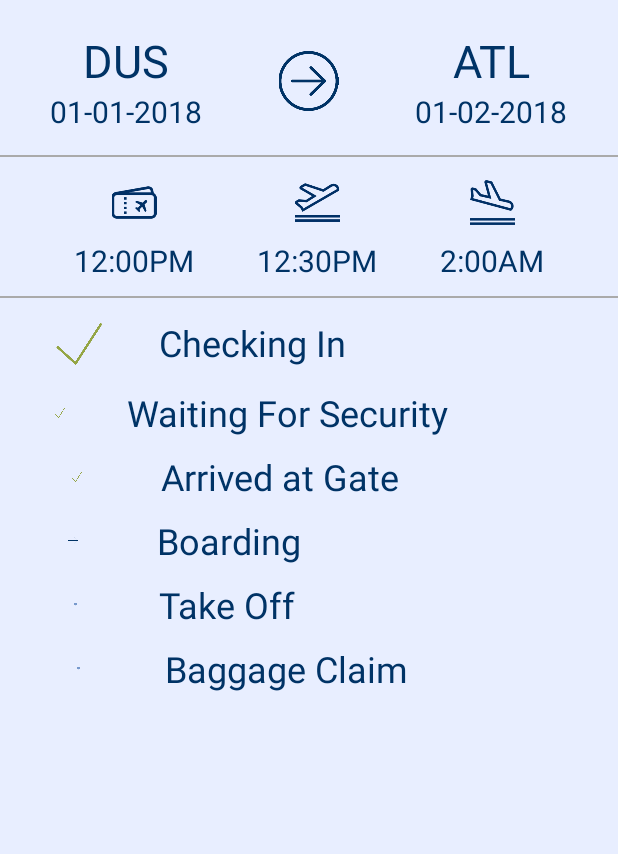
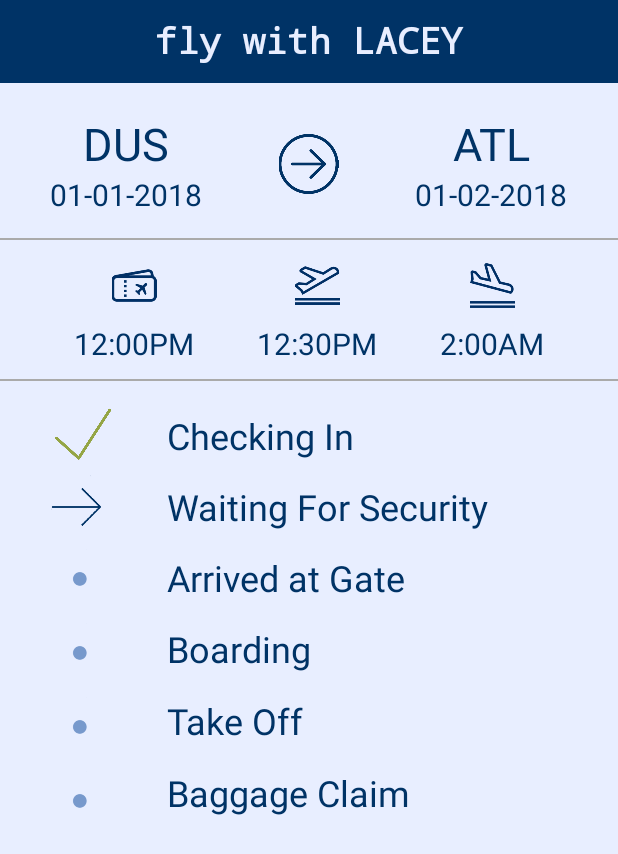
Before and after one commit to leoniereif/FlyWithMe, an Android app: the AllyHomeScreenActivity screen opened directly, with no data from a screen before it, on a phone screen of 412 x 824 dp. Shown: the top 854 px of the screen. Run offline under Robolectric (Android 15) with nearby library versions, the light colour scheme and no system bars; our stand-ins replace Firebase (no records; nobody signed in at launch, a user with empty details on screens opened directly), Volley; network calls fail; 4 statements that could not run were skipped.

Commit message:
fixed activities

```diff
--- a/app/src/main/java/com/example/leoniereif/flywithme/activity/AllyHomeScreenActivity.java
+++ b/app/src/main/java/com/example/leoniereif/flywithme/activity/AllyHomeScreenActivity.java
@@ -2,6 +2,7 @@ package com.example.leoniereif.flywithme.activity;
 
 import android.app.Activity;
 import android.os.Bundle;
+import android.util.Log;
 import android.view.LayoutInflater;
 import android.view.View;
 import android.widget.CheckBox;
@@ -29,12 +30,25 @@ public class AllyHomeScreenActivity extends Activity {
     private TimerTask updateInfoTask;
     private DeltaApiDelegate delta;
     private FirebaseDelegate firebaseDelegate;
-    int currentState = 4;
+    int currentState = 1;
 
     @Override
     protected void onCreate(Bundle savedInstanceState) {
         super.onCreate(savedInstanceState);
         setContentView(R.layout.activity_mainscreen);
+
+        TextView titleTextView = (TextView) findViewById(R.id.title_tv);
+        titleTextView.setText("fly with LACEY");
+
+        uid = getIntent().getStringExtra("uid");
+        delta = new DeltaApiDelegate(this);
+        firebaseDelegate = new FirebaseDelegate();
+        firebaseModel = firebaseDelegate.readEntry(uid);
+        delta.prepareFlightInfoForRetrieval(firebaseModel.getFlightNumber(), "2017-10-14");
+        timer = new Timer();
+        setupTimers();
+        timer.schedule(updateInfoTask, 2000, 30000);
+
 
         ImageView mImageView1 = (ImageView) findViewById(R.id.imageView001);
         ImageView mImageView2 = (ImageView) findViewById(R.id.imageView002);
@@ -48,6 +62,8 @@ public class AllyHomeScreenActivity extends Activity {
         TextView mTextViewArrivalDate = (TextView) findViewById(R.id.textViewArrivalDate);
         TextView mTextViewDepartureDate = (TextView) findViewById(R.id.textViewDepartureDate);
 
+        if (firebaseModel != null)
+            Log.d("FIRE", "A: " + firebaseModel.getFlightNumber());
         mTextViewArrivalAP.setText("ATL");
         mTextViewArrivalDate.setText("01-02-2018");
         mTextViewDepartureAP.setText("DUS");
@@ -83,14 +99,7 @@ public class AllyHomeScreenActivity extends Activity {
             mImageView5.setImageResource(R.drawable.checkmark_simple);
             mImageView6.setImageResource(R.drawable.arrow_simple);
         }
-        uid = getIntent().getStringExtra("uid");
-        delta = new DeltaApiDelegate(this);
-        firebaseDelegate = new FirebaseDelegate();
-        firebaseModel = firebaseDelegate.readEntry(uid);
-        delta.prepareFlightInfoForRetrieval(firebaseModel.getFlightNumber(), "2017-10-14");
-        timer = new Timer();
-        setupTimers();
-        timer.schedule(updateInfoTask, 2000, 30000);
+
     }
 
     private void setupTimers() {
--- a/app/src/main/java/com/example/leoniereif/flywithme/activity/ApiTestActivity.java
+++ b/app/src/main/java/com/example/leoniereif/flywithme/activity/ApiTestActivity.java
@@ -2,7 +2,6 @@ package com.example.leoniereif.flywithme.activity;
 
 import android.support.v7.app.AppCompatActivity;
 import android.os.Bundle;
-import android.view.View;
 import android.widget.TextView;
 
 import com.example.leoniereif.flywithme.R;
@@ -15,17 +14,55 @@ public class ApiTestActivity extends AppCompatActivity {
         super.onCreate(savedInstanceState);
         setContentView(R.layout.activity_api_test);
 
-        //TextView lastScreenTv = (TextView) findViewById(R.id.last_screen_tv);
-        //lastScreenTv.setText(lastScreenText);
+        String uID = getIntent().getStringExtra("uID");
+        DeltaApiDelegate curr = new DeltaApiDelegate(this);
 
-        DeltaApiDelegate curr = new DeltaApiDelegate(this);
-        curr.prepareFlightInfoForRetrieval(null, null);
-        String startingAirport = curr.getStartAirportByFlightID(null, null);
-        System.out.println(startingAirport);
-    }
+        //--------Flight Number----------
 
-    public void debug(View view) {
-        DeltaApiDelegate curr = new DeltaApiDelegate(this);
-        String arrival = curr.getStartAirportByFlightID(null, null);
+        //String flightNum = getIntent().getStringExtra("flightNumber");
+
+        //Given a UID
+        /*String flightNum = curr.getFlightNumberByUID(uID);
+        TextView flightNumTv = (TextView) findViewById(R.id.flight_number_tv);
+        if (flightNum == null) {
+           flightNum = "flight num fail";
+        }
+        flightNumTv.setText(flightNum);*/
+
+
+        //--------Start Airport-----------
+
+        //String startAirport = curr.getStartAirportByUID(uID);
+        //TextView startAirportTv = (TextView) findViewById(R.id.)
+
+        //--------Destination Airport-----------
+
+
+        //--------Arrival Time-----------
+
+
+        //--------Departure Time-----------
+
+
+        //--------TSA Wait Time-----------
+
+
+        //--------Baggage Time-----------
+
+
+
+
+
+
+
+        //String arrival = curr.getArrivalTimeByUID(uID);
+
+
+
+
+
+
+
+
     }
 }
--- a/app/src/main/res/layout/activity_mainscreen.xml
+++ b/app/src/main/res/layout/activity_mainscreen.xml
@@ -9,6 +9,20 @@
         android:layout_height="match_parent"
         android:background="@color/cloudColor"
         android:orientation="vertical">
+
+        <TextView
+            android:id="@+id/title_tv"
+            android:layout_width="match_parent"
+            android:layout_height="55dp"
+            android:background="@color/deltaBlue"
+            android:fontFamily="monospace"
+            android:text="fly with me"
+            android:textAlignment="center"
+            android:textColor="@color/cloudColor"
+            android:textStyle="bold"
+            android:textSize="24dp"
+            android:padding="10dp"
+            />
 
         <LinearLayout
             android:layout_width="match_parent"
@@ -212,243 +226,167 @@
                 />
         </LinearLayout>
 
-        <LinearLayout
-            android:id="@+id/checkin_ll"
+        <GridLayout
             android:layout_width="match_parent"
-            android:layout_height="wrap_content"
-            android:orientation="vertical">
+            android:layout_height="match_parent">
 
             <LinearLayout
                 android:layout_width="match_parent"
-                android:layout_height="wrap_content"
+                android:layout_height="306dp"
                 android:gravity="center"
                 android:orientation="horizontal"
                 android:paddingTop="10dp">
 
+                <LinearLayout
+                    android:id="@+id/checkin_ll"
+                    android:layout_width="111dp"
+                    android:layout_height="match_parent"
+                    android:orientation="vertical">
+
                     <ImageView
                         android:id="@+id/imageView001"
-                    android:layout_width="10dip"
+                        android:layout_width="match_parent"
                         android:layout_height="40dp"
                         android:layout_gravity="center_vertical"
-                    android:layout_weight="0.53"
+                        android:layout_weight="1"
+
+                        android:onClick="onClickCheckin"
+                        android:src="@drawable/checkmark_simple" />
+
+                    <ImageView
+                        android:id="@+id/imageView002"
+                        android:layout_width="match_parent"
+                        android:layout_height="40dp"
+                        android:layout_gravity="center_vertical"
+                        android:layout_weight="1"
 
                         android:onClick="onClickCheckin"
                         android:src="@drawable/arrow_simple" />
 
-                <TextView
-                    android:id="@+id/textView001"
-                    android:layout_width="wrap_content"
-                    android:layout_height="wrap_content"
+                    <ImageView
+                        android:id="@+id/imageView003"
+                        android:layout_width="match_parent"
+                        android:layout_height="40dp"
+                        android:layout_gravity="center_vertical"
                         android:layout_weight="1"
-                    android:gravity="left"
-                    android:text="Checking In"
-                    android:textColor="@color/deltaBlue"
-                    android:textSize="24dp"
-                    />
-            </LinearLayout>
+                        android:adjustViewBounds="true"
+                        android:onClick="onClickCheckin"
+                        android:paddingLeft="-5dp"
+                        android:scaleType="fitCenter"
+                        android:src="@drawable/dot_simple" />
+
+                    <ImageView
+                        android:id="@+id/imageView004"
+                        android:layout_width="match_parent"
+                        android:layout_height="40dp"
+                        android:layout_gravity="center_vertical"
+                        android:layout_weight="1"
+                        android:adjustViewBounds="true"
+                        android:onClick="onClickCheckin"
+                        android:paddingLeft="-5dp"
+                        android:scaleType="fitCenter"
+                        android:src="@drawable/dot_simple" />
+
+                    <ImageView
+                        android:id="@+id/imageView005"
+                        android:layout_width="match_parent"
+                        android:layout_height="40dp"
+                        android:layout_gravity="center_vertical"
+                        android:layout_weight="1"
+                        android:adjustViewBounds="true"
+                        android:onClick="onClickCheckin"
+                        android:paddingLeft="-5dp"
+                        android:scaleType="fitCenter"
+                        android:src="@drawable/dot_simple" />
+
+                    <ImageView
+                        android:id="@+id/imageView006"
+                        android:layout_width="match_parent"
+                        android:layout_height="40dp"
+                        android:layout_gravity="center_vertical"
+                        android:layout_weight="1"
+                        android:adjustViewBounds="false"
+                        android:onClick="onClickCheckin"
+                        android:paddingLeft="-5dp"
+                        android:scaleType="fitCenter"
+                        android:src="@drawable/dot_simple" />
 
                 </LinearLayout>
 
                 <LinearLayout
                     android:id="@+id/security_ll"
                     android:layout_width="match_parent"
-            android:layout_height="wrap_content"
+                    android:layout_height="match_parent"
+                    android:layout_weight="1"
                     android:orientation="vertical"
                     android:paddingTop="10dp">
 
-            <LinearLayout
+                    <TextView
+                        android:id="@+id/textView001"
                         android:layout_width="match_parent"
                         android:layout_height="wrap_content"
-                android:gravity="center"
-                android:orientation="horizontal">
-
-                <ImageView
-                android:id="@+id/imageView002"
-                android:layout_width="10dp"
-                android:layout_height="10dp"
-                android:layout_gravity="center_vertical"
-                android:layout_weight="0.67"
-                android:onClick="onClickCheckin"
-                android:paddingLeft="-5dp"
-                android:src="@drawable/dot_simple" />
-
+                        android:layout_weight="1"
+                        android:gravity="left"
+                        android:text="Checking In"
+                        android:textColor="@color/deltaBlue"
+                        android:textSize="24dp" />
 
                     <TextView
                         android:id="@+id/textView002"
-                    android:layout_width="wrap_content"
+                        android:layout_width="match_parent"
                         android:layout_height="wrap_content"
                         android:layout_weight="1"
 
+                        android:gravity="left"
                         android:text="Waiting For Security"
                         android:textColor="@color/deltaBlue"
-                    android:textSize="24dp"
-                    android:gravity="left"
-                    />
-
-            </LinearLayout>
-
-        </LinearLayout>
-
-        <LinearLayout
-            android:id="@+id/gate_ll"
-            android:layout_width="match_parent"
-            android:layout_height="wrap_content"
-            android:orientation="vertical"
-            android:paddingTop="10dp">
-
-            <LinearLayout
-                android:layout_width="match_parent"
-                android:layout_height="wrap_content"
-                android:gravity="center"
-                android:orientation="horizontal">
-
-                <ImageView
-                    android:id="@+id/imageView003"
-                    android:layout_width="10dp"
-                    android:layout_height="10dp"
-                    android:layout_gravity="center_vertical"
-                    android:layout_weight="0.67"
-                    android:onClick="onClickCheckin"
-                    android:paddingLeft="-5dp"
-                    android:src="@drawable/dot_simple" />
-
-
+                        android:textSize="24dp" />
 
                     <TextView
-                    android:id="@+id/textView003"
-                    android:layout_width="wrap_content"
+                        android:id="@+id/textView3"
+                        android:layout_width="match_parent"
                         android:layout_height="wrap_content"
                         android:layout_weight="1"
                         android:gravity="left"
                         android:text="Arrived at Gate"
                         android:textColor="@color/deltaBlue"
-                    android:textSize="24dp"
-                    />
-
-
-
-
-
-            </LinearLayout>
-
-        </LinearLayout>
-
-        <LinearLayout
-            android:id="@+id/boarding_ll"
-            android:layout_width="match_parent"
-            android:layout_height="wrap_content"
-            android:orientation="vertical"
-            android:paddingTop="10dp">
-
-            <LinearLayout
-                android:layout_width="match_parent"
-                android:layout_height="wrap_content"
-                android:gravity="center"
-                android:orientation="horizontal">
-
-                <ImageView
-                    android:id="@+id/imageView004"
-                    android:layout_width="10dp"
-                    android:layout_height="10dp"
-                    android:layout_gravity="center_vertical"
-                    android:layout_weight="0.45"
-                    android:onClick="onClickCheckin"
-                    android:paddingLeft="-5dp"
-                    android:src="@drawable/dot_simple" />
-
+                        android:textSize="24dp" />
 
                     <TextView
                         android:id="@+id/textView004"
-                    android:layout_width="wrap_content"
+                        android:layout_width="match_parent"
                         android:layout_height="wrap_content"
                         android:layout_weight="1"
                         android:gravity="left"
                         android:text="Boarding"
                         android:textColor="@color/deltaBlue"
                         android:textSize="24dp" />
-            </LinearLayout>
-
-        </LinearLayout>
-
-        <LinearLayout
-            android:id="@+id/in_flight_ll"
-            android:layout_width="match_parent"
-            android:layout_height="wrap_content"
-            android:orientation="vertical"
-            android:paddingTop="10dp">
-
-            <LinearLayout
-                android:layout_width="match_parent"
-                android:layout_height="wrap_content"
-                android:gravity="center"
-                android:orientation="horizontal">
-
-                <ImageView
-                    android:id="@+id/imageView005"
-                    android:layout_width="10dp"
-                    android:layout_height="10dp"
-                    android:layout_gravity="center_vertical"
-                    android:layout_weight="0.45"
-                    android:onClick="onClickCheckin"
-                    android:paddingLeft="-5dp"
-                    android:src="@drawable/dot_simple" />
-
-
 
                     <TextView
                         android:id="@+id/textView005"
-                    android:layout_width="wrap_content"
+                        android:layout_width="match_parent"
                         android:layout_height="wrap_content"
                         android:layout_weight="1"
                         android:gravity="left"
                         android:text="Take Off"
                         android:textColor="@color/deltaBlue"
-                    android:textSize="24dp"
-                    />
-            </LinearLayout>
-
-        </LinearLayout>
-
-
-        <LinearLayout
-            android:id="@+id/baggage_ll"
-            android:layout_width="match_parent"
-            android:layout_height="wrap_content"
-            android:orientation="vertical"
-            android:paddingTop="10dp">
-
-            <LinearLayout
-                android:layout_width="match_parent"
-                android:layout_height="wrap_content"
-                android:gravity="center"
-                android:orientation="horizontal">
-
-                <ImageView
-                    android:id="@+id/imageView006"
-                    android:layout_width="10dp"
-                    android:layout_height="10dp"
-                    android:layout_gravity="center_vertical"
-                    android:layout_weight="0.72"
-                    android:onClick="onClickCheckin"
-                    android:paddingLeft="-5dp"
-                    android:src="@drawable/dot_simple" />
-
-
+                        android:textSize="24dp" />
 
                     <TextView
                         android:id="@+id/textView006"
-                    android:layout_width="wrap_content"
+                        android:layout_width="match_parent"
                         android:layout_height="wrap_content"
                         android:layout_weight="1"
                         android:gravity="left"
                         android:text="Baggage Claim"
                         android:textColor="@color/deltaBlue"
-                    android:textSize="24dp"
-                    />
+                        android:textSize="24dp" />
+
                 </LinearLayout>
 
             </LinearLayout>
 
+        </GridLayout>
 
 
     </LinearLayout>
```
Also changed, not shown: app/src/main/AndroidManifest.xml (+8 -6 lines). Lines whose indentation alone changed are shown as unchanged.
